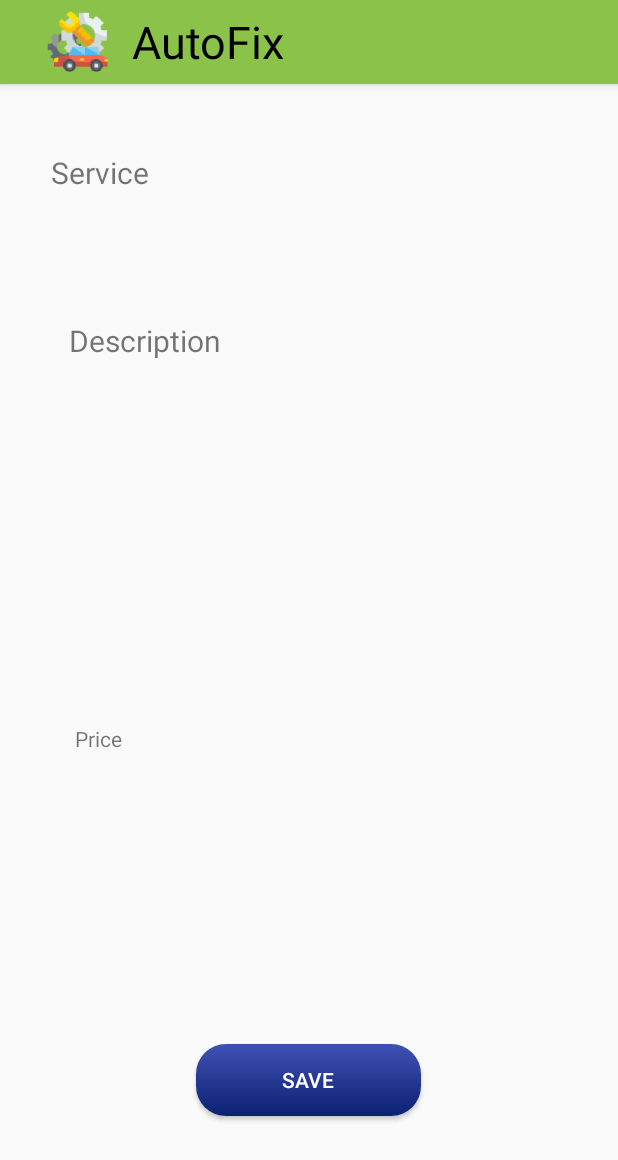
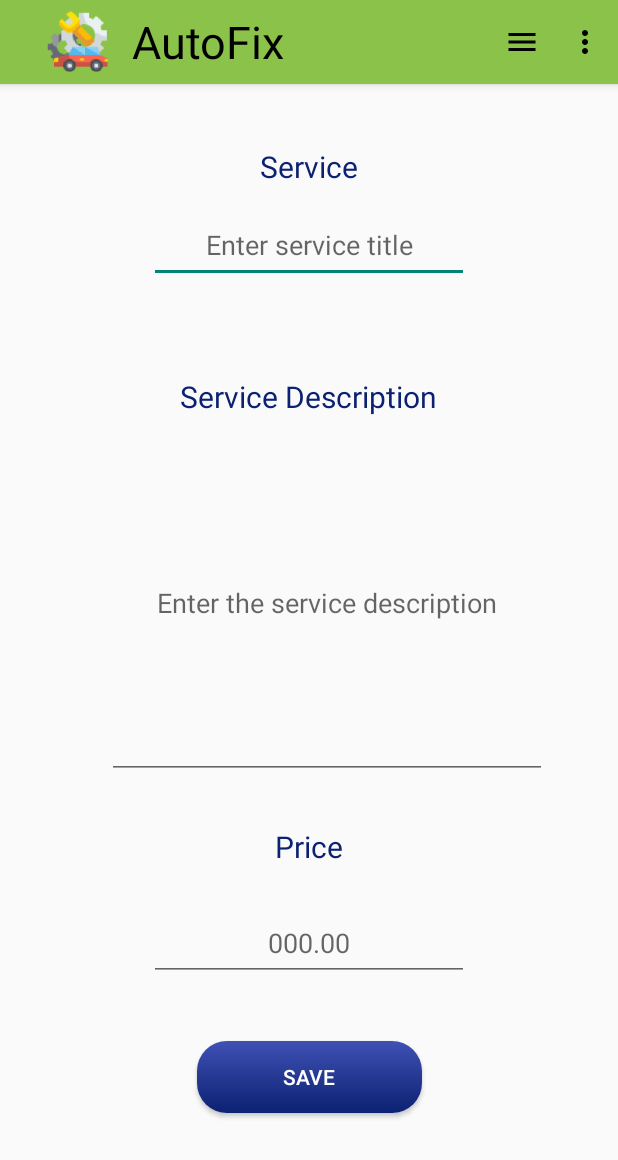
Before and after one commit to mariteoc/AutoFixProject, an Android app: the IndividualService screen opened directly, with no data from a screen before it, on a phone screen of 412 x 824 dp. Shown: the top 1160 px of the screen. Run offline under Robolectric (Android 15) with nearby library versions, the phone set to English and light mode, and no system bars; Roboto replaces fonts that are not available here.

Commit message:
Adding service feature, recycler view item click

```diff
--- a/app/src/main/AndroidManifest.xml
+++ b/app/src/main/AndroidManifest.xml
@@ -31,9 +31,6 @@
             android:exported="false" />
         <activity
             android:name=".IndividualService"
-            android:exported="false" />
-        <activity
-            android:name=".ServiceDetails"
             android:exported="false" />
         <activity
             android:name=".Reminders"
--- a/app/src/main/java/com/example/autofix/DatabaseHelper.java
+++ b/app/src/main/java/com/example/autofix/DatabaseHelper.java
@@ -122,7 +122,7 @@ public class DatabaseHelper extends SQLiteOpenHelper {
         else
             return false;
     }
-    public boolean addService(String sName, String sProviderId, String sPrice, String sDesc){
+    public boolean addService(String sName, int sProviderId, String sPrice, String sDesc){
         SQLiteDatabase sqLiteDatabase = this.getWritableDatabase();
         ContentValues values = new ContentValues();
         values.put(SERVICE_NAME, sName);
--- a/app/src/main/java/com/example/autofix/IndividualService.java
+++ b/app/src/main/java/com/example/autofix/IndividualService.java
@@ -1,14 +1,112 @@
 package com.example.autofix;
 
 import androidx.appcompat.app.AppCompatActivity;
+import androidx.preference.PreferenceManager;
 
+import android.content.Intent;
+import android.content.SharedPreferences;
 import android.os.Bundle;
+import android.view.Menu;
+import android.view.MenuInflater;
+import android.view.MenuItem;
+import android.view.View;
+import android.view.ViewGroup;
+import android.widget.Button;
+import android.widget.EditText;
+import android.widget.Toast;
 
 public class IndividualService extends AppCompatActivity {
+
+    DatabaseHelper databaseHelper;
+    int providerID;
+    EditText servTitle;
+    EditText description;
+    EditText price;
 
     @Override
     protected void onCreate(Bundle savedInstanceState) {
         super.onCreate(savedInstanceState);
         setContentView(R.layout.activity_individual_service);
+        servTitle = findViewById(R.id.editService);
+        description = findViewById(R.id.editDescription);
+        price = findViewById(R.id.editPrice);
+        Button btnSave = findViewById(R.id.btnSaveServ);
+        databaseHelper = new DatabaseHelper(this);
+        SharedPreferences sharedPreferences = PreferenceManager.getDefaultSharedPreferences(this);
+        providerID = sharedPreferences.getInt("PROV_ID",0);
+
+
+        btnSave.setOnClickListener(new View.OnClickListener() {
+            boolean isAdded;
+            @Override
+            public void onClick(View view) {
+                if(areEditTextsFilled()) {
+                    isAdded = databaseHelper.addService(
+                            servTitle.getText().toString(),
+                            providerID,
+                            price.getText().toString(),
+                            description.getText().toString());
+                    if (isAdded) {
+                        Toast.makeText(IndividualService.this, "Service added", Toast.LENGTH_SHORT).show();
+                        servTitle.setText("");
+                        description.setText("");
+                        price.setText("");
+                    } else {
+                        Toast.makeText(IndividualService.this, "Error to add the service", Toast.LENGTH_SHORT).show();
+                    }
+                }
+                else {
+                    Toast.makeText(IndividualService.this, "Make sure all fields were filled", Toast.LENGTH_SHORT).show();
+                }
+
+            }
+        });
+
+
     }
+
+    @Override
+    public boolean onCreateOptionsMenu (Menu menu){
+        MenuInflater inflater = getMenuInflater();
+        inflater.inflate(R.menu.menu, menu);
+        inflater.inflate(R.menu.edit_delete, menu);
+        return true;
+    }
+
+    @Override
+    public boolean onOptionsItemSelected (MenuItem item){
+
+        switch (item.getItemId()) {
+            case R.id.edit:
+                servTitle.setEnabled(true);
+                description.setEnabled(true);
+                price.setEnabled(true);
+                return true;
+            case R.id.menu:
+                    startActivity(new Intent(IndividualService.this, ProviderMenu.class));
+                return true;
+            default:
+                return false;
+        }
+    }
+
+    public boolean areEditTextsFilled () {
+        boolean areFilled = true;
+        ViewGroup viewGroup = findViewById(R.id.indivServ);
+
+        for (int i = 0; i < viewGroup.getChildCount(); i++) {
+            View view = viewGroup.getChildAt(i);
+
+            if (view instanceof EditText) {
+                String text = ((EditText) view).getText().toString().trim();
+                if (text.isEmpty()) {
+                    areFilled = false;
+                    break;
+                }
+            }
+        }
+        return areFilled;
+    }
+
+
 }
--- a/app/src/main/java/com/example/autofix/Login.java
+++ b/app/src/main/java/com/example/autofix/Login.java
@@ -90,6 +90,7 @@ public class Login extends AppCompatActivity {
                                     startActivity(new Intent(Login.this, CustomerMenu.class));
                                 } else if (userType.equals("Provider")) {
                                     startActivity(new Intent(Login.this, ProviderMenu.class));
+
                                 }
                             }
                             else {
--- a/app/src/main/java/com/example/autofix/ProviderMenu.java
+++ b/app/src/main/java/com/example/autofix/ProviderMenu.java
@@ -54,7 +54,7 @@ public class ProviderMenu extends AppCompatActivity {
                         startActivity(new Intent(ProviderMenu.this,Reminders.class));
                         break;
                     case 3:
-                        startActivity(new Intent(ProviderMenu.this,ServiceDetails.class));
+                        startActivity(new Intent(ProviderMenu.this,IndividualService.class));
                         break;
                     case 4:
                         startActivity(new Intent(ProviderMenu.this,ServiceReport.class));
--- /dev/null
+++ b/app/src/main/java/com/example/autofix/RecyclerViewInt.java
@@ -0,0 +1,6 @@
+package com.example.autofix;
+
+public interface RecyclerViewInt {
+
+    public void onItemClick(int position);
+}
--- a/app/src/main/res/drawable/searchview_bg.xml
+++ b/app/src/main/res/drawable/searchview_bg.xml
@@ -2,6 +2,6 @@
 <shape xmlns:android="http://schemas.android.com/apk/res/android">
     <corners android:radius="8dp" />
     <stroke android:color="@color/teal_700"
-        android:width="2dp" />
+        android:width="3dp" />
 
 </shape>
--- a/app/src/main/res/layout/activity_individual_service.xml
+++ b/app/src/main/res/layout/activity_individual_service.xml
@@ -2,6 +2,7 @@
 <androidx.constraintlayout.widget.ConstraintLayout xmlns:android="http://schemas.android.com/apk/res/android"
     xmlns:app="http://schemas.android.com/apk/res-auto"
     xmlns:tools="http://schemas.android.com/tools"
+    android:id="@+id/indivServ"
     android:layout_width="match_parent"
     android:layout_height="match_parent"
     tools:context=".IndividualService">
@@ -10,72 +11,99 @@
         android:id="@+id/txtService"
         android:layout_width="wrap_content"
         android:layout_height="wrap_content"
-        android:layout_marginStart="34dp"
-        android:layout_marginTop="45dp"
+        android:layout_marginTop="41dp"
+        android:layout_marginBottom="14dp"
         android:text="@string/txtService"
+        android:textColor="#0B2171"
         android:textSize="20sp"
+        app:layout_constraintBottom_toTopOf="@+id/editService"
+        app:layout_constraintEnd_toEndOf="parent"
         app:layout_constraintStart_toStartOf="parent"
         app:layout_constraintTop_toTopOf="parent" />
-
-    <TextView
-        android:id="@+id/txtServiceTitle"
-        android:layout_width="wrap_content"
-        android:layout_height="wrap_content"
-        android:layout_marginStart="38dp"
-        app:layout_constraintBaseline_toBaselineOf="@+id/txtService"
-        app:layout_constraintStart_toEndOf="@+id/txtService" />
 
     <TextView
         android:id="@+id/txtDescription"
         android:layout_width="wrap_content"
         android:layout_height="wrap_content"
-        android:layout_marginStart="46dp"
-        android:layout_marginTop="157dp"
+        android:layout_marginBottom="7dp"
         android:text="@string/txtDescription"
+        android:textColor="#0B2171"
         android:textSize="20sp"
+        app:layout_constraintBottom_toTopOf="@+id/editDescription"
+        app:layout_constraintEnd_toEndOf="parent"
         app:layout_constraintStart_toStartOf="parent"
-        app:layout_constraintTop_toTopOf="parent" />
-
-    <TextView
-        android:id="@+id/txtServiceDescription"
-        android:layout_width="wrap_content"
-        android:layout_height="wrap_content"
-        android:layout_marginStart="3dp"
-        android:layout_marginTop="21dp"
-        app:layout_constraintStart_toStartOf="@+id/txtDescription"
-        app:layout_constraintTop_toBottomOf="@+id/txtDescription" />
+        app:layout_constraintTop_toBottomOf="@+id/editService" />
 
     <TextView
         android:id="@+id/txtPrice"
         android:layout_width="wrap_content"
         android:layout_height="wrap_content"
-        android:layout_marginStart="50dp"
-        android:layout_marginTop="153dp"
-        android:layout_marginBottom="153dp"
+        android:layout_marginBottom="26dp"
         android:text="@string/txtPrice"
-        app:layout_constraintBottom_toBottomOf="@+id/btnSaveServ"
+        android:textColor="#0B2171"
+        android:textSize="20sp"
+        app:layout_constraintBottom_toTopOf="@+id/editPrice"
+        app:layout_constraintEnd_toEndOf="parent"
         app:layout_constraintStart_toStartOf="parent"
-        app:layout_constraintTop_toBottomOf="@+id/txtDescription" />
-
-    <TextView
-        android:id="@+id/txtServicePrice"
-        android:layout_width="wrap_content"
-        android:layout_height="wrap_content"
-        android:layout_marginStart="2dp"
-        android:layout_marginTop="16dp"
-        app:layout_constraintStart_toStartOf="@+id/txtPrice"
-        app:layout_constraintTop_toBottomOf="@+id/txtPrice" />
+        app:layout_constraintTop_toBottomOf="@+id/editDescription" />
 
     <Button
         android:id="@+id/btnSaveServ"
         android:layout_width="150dp"
         android:layout_height="wrap_content"
-        android:layout_marginBottom="80dp"
+        android:layout_marginBottom="82dp"
         android:background="@drawable/button_bg"
         android:text="@string/btnSave"
         android:textColor="@color/white"
         app:layout_constraintBottom_toBottomOf="parent"
         app:layout_constraintEnd_toEndOf="parent"
-        app:layout_constraintHorizontal_bias="0.498"
-        app:layout_constraintStart_toStartOf="parent" />
+        app:layout_constraintStart_toStartOf="parent"
+        app:layout_constraintTop_toBottomOf="@+id/editPrice" />
+
+    <EditText
+        android:id="@+id/editService"
+        android:layout_width="wrap_content"
+        android:layout_height="50dp"
+        android:layout_marginBottom="62dp"
+        android:ems="10"
+        android:gravity="center"
+        android:hint="@string/hintService"
+        android:inputType="textPersonName"
+        app:layout_constraintBottom_toTopOf="@+id/txtDescription"
+        app:layout_constraintEnd_toEndOf="parent"
+        app:layout_constraintStart_toStartOf="parent"
+        app:layout_constraintTop_toBottomOf="@+id/txtService" />
+
+    <EditText
+        android:id="@+id/editPrice"
+        android:layout_width="wrap_content"
+        android:layout_height="50dp"
+        android:layout_marginBottom="40dp"
+        android:ems="10"
+        android:gravity="center"
+        android:hint="@string/hintPrice"
+        android:inputType="numberDecimal"
+        app:layout_constraintBottom_toTopOf="@+id/btnSaveServ"
+        app:layout_constraintEnd_toEndOf="parent"
+        app:layout_constraintStart_toStartOf="parent"
+        app:layout_constraintTop_toBottomOf="@+id/txtPrice" />
+
+    <EditText
+        android:id="@+id/editDescription"
+        android:layout_width="293dp"
+        android:layout_height="0dp"
+        android:layout_marginEnd="47dp"
+        android:layout_marginBottom="31dp"
+        android:ems="10"
+        android:gravity="center_horizontal|center_vertical"
+        android:hint="@string/hintDescription"
+        android:inputType="textMultiLine"
+        android:lines="2"
+        android:maxLines="5"
+        android:minLines="2"
+        app:layout_constraintBottom_toTopOf="@+id/txtPrice"
+        app:layout_constraintEnd_toEndOf="parent"
+        app:layout_constraintTop_toBottomOf="@+id/txtDescription" />
+
+
 </androidx.constraintlayout.widget.ConstraintLayout>
--- a/app/src/main/res/values/strings.xml
+++ b/app/src/main/res/values/strings.xml
@@ -35,7 +35,7 @@
     <string name="hint9">Address</string>
     <string name="hint10">E-mail</string>
     <string name="txtService">Service</string>
-    <string name="txtDescription">Description</string>
+    <string name="txtDescription">Service Description</string>
     <string name="txtPrice">Price</string>
     <string name="hintAppNumber">Appointment Number</string>
     <string name="txtServiceProv">Service Provider</string>
@@ -53,6 +53,9 @@
     <string name="hintSearch">Search for a city...</string>
     <string name="txtApp">AutoFix</string>
     <string name="imgDesc">A logo image</string>
+    <string name="hintService">Enter service title</string>
+    <string name="hintDescription">Enter the service description</string>
+    <string name="hintPrice">000.00</string>
     <string-array name="hours">
         <item>Select a time</item>
         <item>09:00-10:00</item>
```
Also changed, not shown: app/src/main/java/com/example/autofix/BookAppointment.java (+12 -3 lines), app/src/main/java/com/example/autofix/Prov_CustomAdapter.java (+20 -5 lines), app/src/main/java/com/example/autofix/ProvidersModel.java (+7 -1 lines), app/src/main/java/com/example/autofix/ServProviders.java (+44 -3 lines), app/src/main/java/com/example/autofix/ServiceDetails.java (deleted, +0 -37 lines), app/src/main/res/layout/activity_service_details.xml (deleted, +0 -9 lines).
